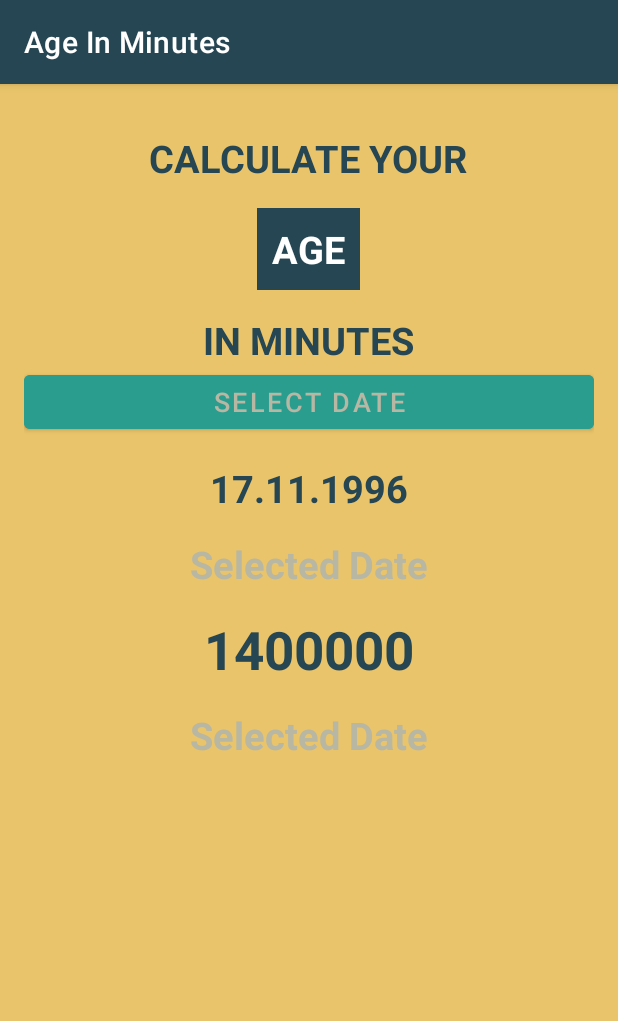
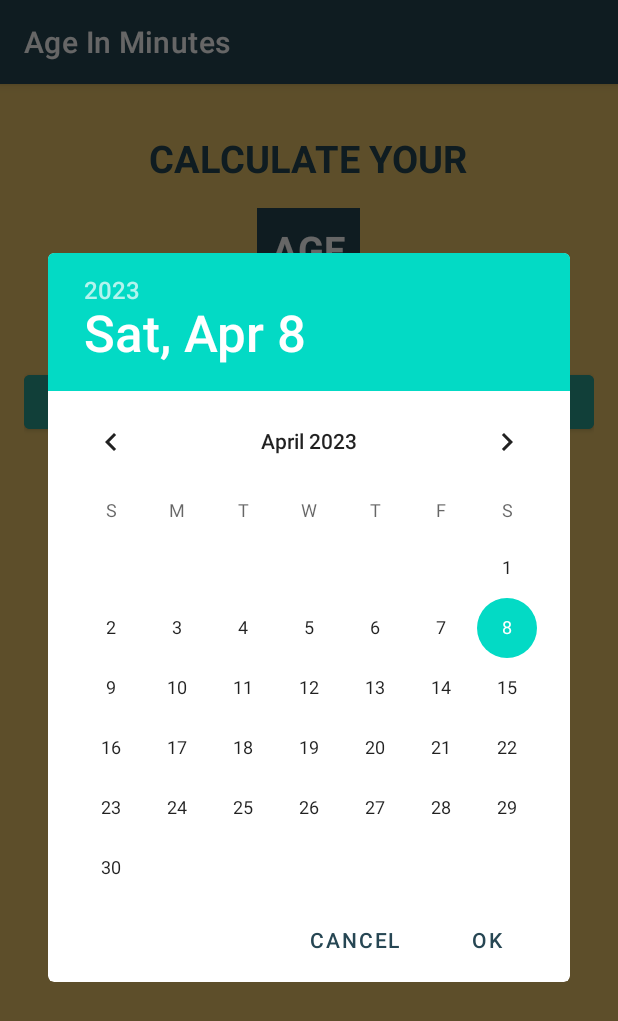
Before and after one commit to oxwazz/learn-kotlin-project_android_1, an Android app: the screen it shows after launch (MainActivity), after a tap on "SELECT DATE", on a phone screen of 412 x 824 dp. Shown: the top 1021 px of the screen. Run offline under Robolectric (Android 15) with nearby library versions, the phone set to English and light mode, and no system bars.

Commit message:
feat: final course

```diff
--- a/app/src/main/java/com/example/learn_kotlin_project_android_1/MainActivity.kt
+++ b/app/src/main/java/com/example/learn_kotlin_project_android_1/MainActivity.kt
@@ -1,14 +1,25 @@
 package com.example.learn_kotlin_project_android_1
 
+import android.app.DatePickerDialog
 import androidx.appcompat.app.AppCompatActivity
 import android.os.Bundle
 import android.widget.Button
+import android.widget.DatePicker
+import android.widget.TextView
 import android.widget.Toast
+import java.text.SimpleDateFormat
+import java.util.*
 
 class MainActivity : AppCompatActivity() {
+    private var tvSelectedDate: TextView? = null
+    private var tvAgeInMinutes: TextView? = null
+
     override fun onCreate(savedInstanceState: Bundle?) {
         super.onCreate(savedInstanceState)
         setContentView(R.layout.activity_main)
+
+        tvSelectedDate = findViewById(R.id.tvSelectedDate)
+        tvAgeInMinutes = findViewById(R.id.tvAgeInMinutes)
 
         val btnDatePicker: Button = findViewById(R.id.btnDatePicker)
         btnDatePicker.setOnClickListener {
@@ -17,7 +28,40 @@ class MainActivity : AppCompatActivity() {
 
     }
 
-    fun clickDatePicker() {
-        Toast.makeText(this, "btnDatePicker pressed", Toast.LENGTH_LONG).show()
+    private fun clickDatePicker() {
+        val myCalendar = Calendar.getInstance()
+        val year = myCalendar.get(Calendar.YEAR)
+        val month = myCalendar.get(Calendar.MONTH)
+        val day = myCalendar.get(Calendar.DAY_OF_MONTH)
+
+
+        DatePickerDialog(
+            this,
+            { view, selectedYear, selectedMonth, selectedDayOfMonth ->
+                Toast.makeText(this, "DatePicker workss!", Toast.LENGTH_LONG).show()
+
+                val selectedDate = "$selectedDayOfMonth/${selectedMonth + 1}/$selectedYear"
+                tvSelectedDate?.text = selectedDate
+
+                val sdf = SimpleDateFormat("dd/MM/yyy", Locale.ENGLISH)
+                val theDate = sdf.parse(selectedDate)
+
+                theDate?.let {
+                    val currentDate = sdf.parse(sdf.format(System.currentTimeMillis()))
+
+                    val selectedDateInMunites = theDate.time / 60 * 1000
+
+                    currentDate.let {
+                        val currentDateInMinutes = currentDate.time / 60 * 1000
+
+                        val differenceInMinutes = currentDateInMinutes - selectedDateInMunites
+                        tvAgeInMinutes?.text = differenceInMinutes.toString()
+                    }
+                }
+            },
+            year,
+            month,
+            day
+        ).show()
     }
 }
--- a/app/src/main/res/layout/activity_main.xml
+++ b/app/src/main/res/layout/activity_main.xml
@@ -49,6 +49,7 @@
         android:backgroundTint="@color/btnBgColor" />
 
     <TextView
+        android:id="@+id/tvSelectedDate"
         android:layout_width="wrap_content"
         android:layout_height="wrap_content"
         android:layout_marginTop="16dp"
@@ -67,6 +68,7 @@
         android:textStyle="bold" />
 
     <TextView
+        android:id="@+id/tvAgeInMinutes"
         android:layout_width="wrap_content"
         android:layout_height="wrap_content"
         android:layout_marginTop="16dp"
@@ -79,7 +81,7 @@
         android:layout_width="wrap_content"
         android:layout_height="wrap_content"
         android:layout_marginTop="16dp"
-        android:text="Selected Date"
+        android:text="Age In Minutes"
         android:textColor="@color/lightGrey"
         android:textSize="25sp"
         android:textStyle="bold" />
```
